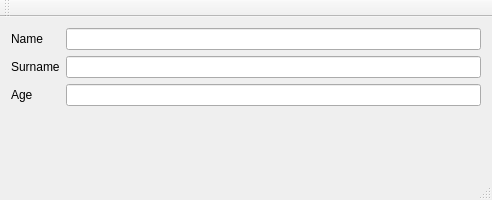
KrisToe4/qt, file Udemy_Tut_For_Beginners/SignalsAndSlots/mainwindow.ui: the form before one commit.
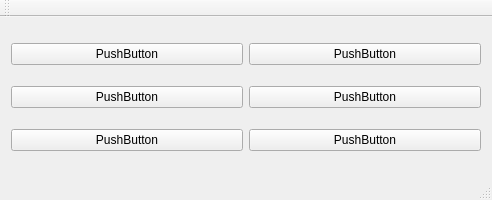
The form after the commit.

Commit message: Example of a Grid Layout

```diff
--- a/Udemy_Tut_For_Beginners/SignalsAndSlots/mainwindow.ui
+++ b/Udemy_Tut_For_Beginners/SignalsAndSlots/mainwindow.ui
@@ -14,36 +14,48 @@
    <string>MainWindow</string>
   </property>
   <widget class="QWidget" name="centralWidget">
-   <layout class="QFormLayout" name="formLayout">
+   <layout class="QGridLayout" name="gridLayout">
     <item row="0" column="0">
-     <widget class="QLabel" name="label">
+     <widget class="QPushButton" name="pushButton">
       <property name="text">
-       <string>Name</string>
+       <string>PushButton</string>
       </property>
      </widget>
     </item>
     <item row="1" column="0">
-     <widget class="QLabel" name="label_2">
+     <widget class="QPushButton" name="pushButton_2">
       <property name="text">
-       <string>Surname</string>
+       <string>PushButton</string>
       </property>
      </widget>
     </item>
     <item row="2" column="0">
-     <widget class="QLabel" name="label_3">
+     <widget class="QPushButton" name="pushButton_3">
       <property name="text">
-       <string>Age</string>
+       <string>PushButton</string>
       </property>
      </widget>
     </item>
-    <item row="0" column="1">
-     <widget class="QLineEdit" name="lineEdit"/>
-    </item>
     <item row="1" column="1">
-     <widget class="QLineEdit" name="lineEdit_2"/>
+     <widget class="QPushButton" name="pushButton_4">
+      <property name="text">
+       <string>PushButton</string>
+      </property>
+     </widget>
+    </item>
+    <item row="0" column="1">
+     <widget class="QPushButton" name="pushButton_5">
+      <property name="text">
+       <string>PushButton</string>
+      </property>
+     </widget>
     </item>
     <item row="2" column="1">
-     <widget class="QLineEdit" name="lineEdit_3"/>
+     <widget class="QPushButton" name="pushButton_6">
+      <property name="text">
+       <string>PushButton</string>
+      </property>
+     </widget>
     </item>
    </layout>
   </widget>
```
